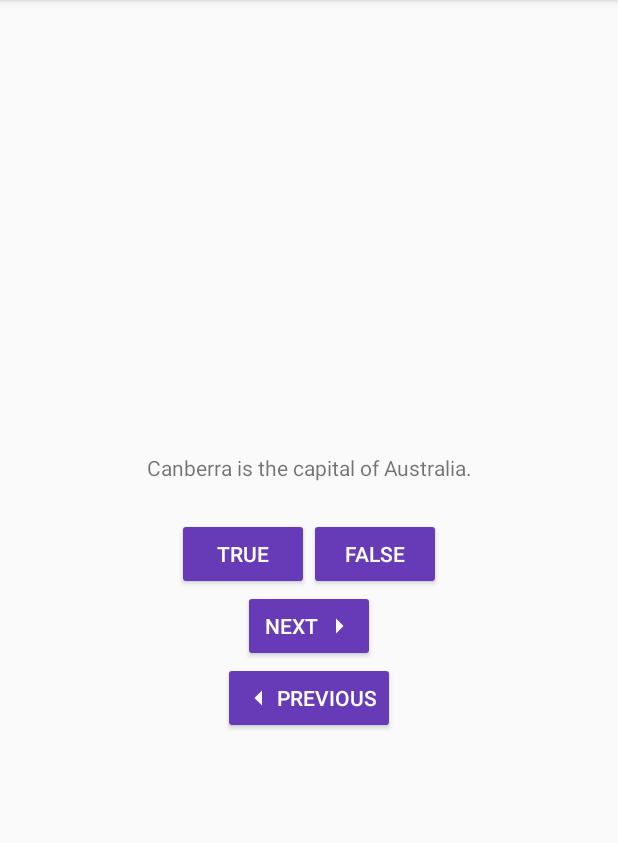
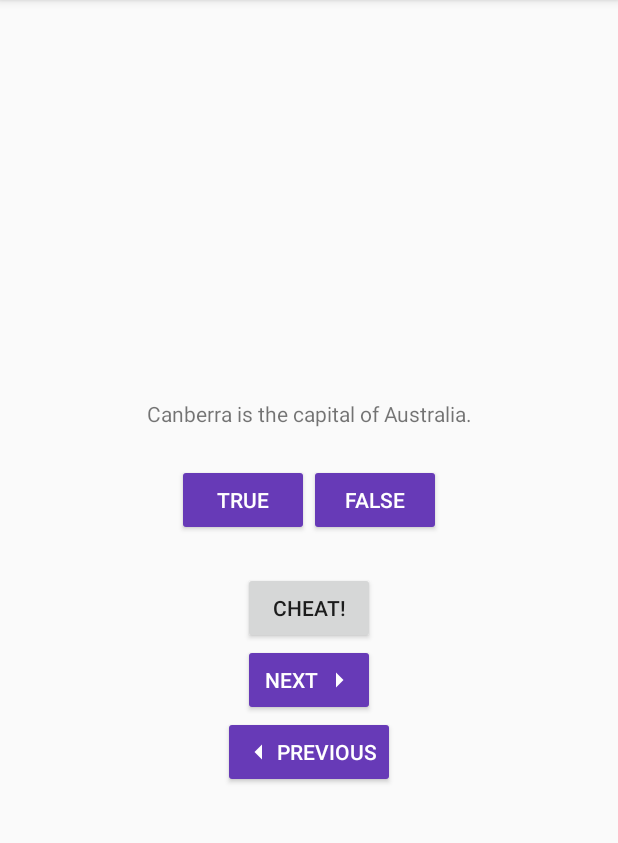
Before and after one commit to Miranda1713/GeoQuiz_HW_5_Ex_1b, an Android app: the screen it shows after launch (MainActivity), on a phone screen of 412 x 824 dp, the part 84-927 px from its top. Run offline under Robolectric (Android 15) with nearby library versions, the phone set to English and light mode, and no system bars.

Commit message:
final commit

```diff
--- a/app/src/main/java/com/flagg/msu/geoquiz/MainActivity.kt
+++ b/app/src/main/java/com/flagg/msu/geoquiz/MainActivity.kt
@@ -1,11 +1,13 @@
 package com.flagg.msu.geoquiz
 
+import android.content.Intent
 import androidx.appcompat.app.AppCompatActivity
 import android.os.Bundle
 import android.view.View
 import android.widget.Toast
 import com.flagg.msu.geoquiz.databinding.ActivityMainBinding
 import android.util.Log
+import androidx.activity.result.contract.ActivityResultContracts
 import androidx.activity.viewModels
 
 private const val TAG = "MainActivity"
@@ -15,6 +17,12 @@ class MainActivity : AppCompatActivity() {
     private lateinit var binding: ActivityMainBinding
 
     private val quizViewModel: QuizViewModel by viewModels()
+
+    private val cheatLauncher = registerForActivityResult(
+        ActivityResultContracts.StartActivityForResult()
+    ) { result ->
+        // Handle the result
+    }
 
     override fun onCreate(savedInstanceState: Bundle?) {
         super.onCreate(savedInstanceState)
@@ -38,6 +46,14 @@ class MainActivity : AppCompatActivity() {
             quizViewModel.moveToNext()
             updateQuestion()
         }
+
+        binding.cheatButton.setOnClickListener {
+            // Start CheatActivity
+            val answerIsTrue = quizViewModel.currentQuestionAnswer
+            val intent = CheatActivity.newIntent(this@MainActivity, answerIsTrue)
+            cheatLauncher.launch(intent)
+        }
+
 
       //binding.previousButton.setOnClickListener {
       //    currentIndex = (currentIndex - 1) % questionBank.size
--- a/app/src/main/res/layout/activity_main.xml
+++ b/app/src/main/res/layout/activity_main.xml
@@ -39,6 +39,13 @@
     </LinearLayout>
 
     <Button
+        android:id="@+id/cheat_button"
+        android:layout_width="wrap_content"
+        android:layout_height="wrap_content"
+        android:layout_marginTop="24dp"
+        android:text="@string/cheat_button" />
+
+    <Button
         android:id="@+id/next_button"
         android:layout_width="wrap_content"
         android:layout_height="wrap_content"
```
Also changed, not shown: app/src/main/java/com/flagg/msu/geoquiz/CheatActivity.kt (+35 -0 lines).
